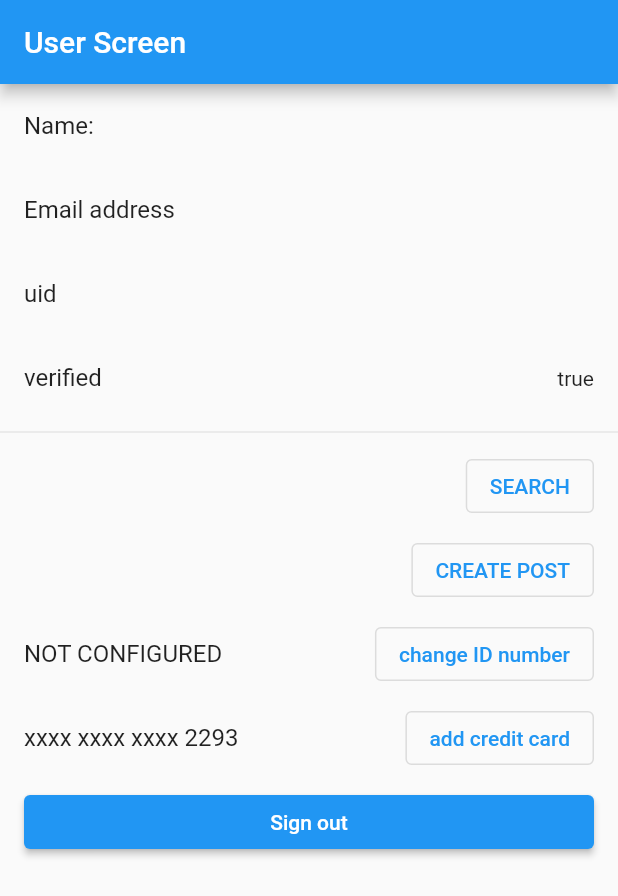
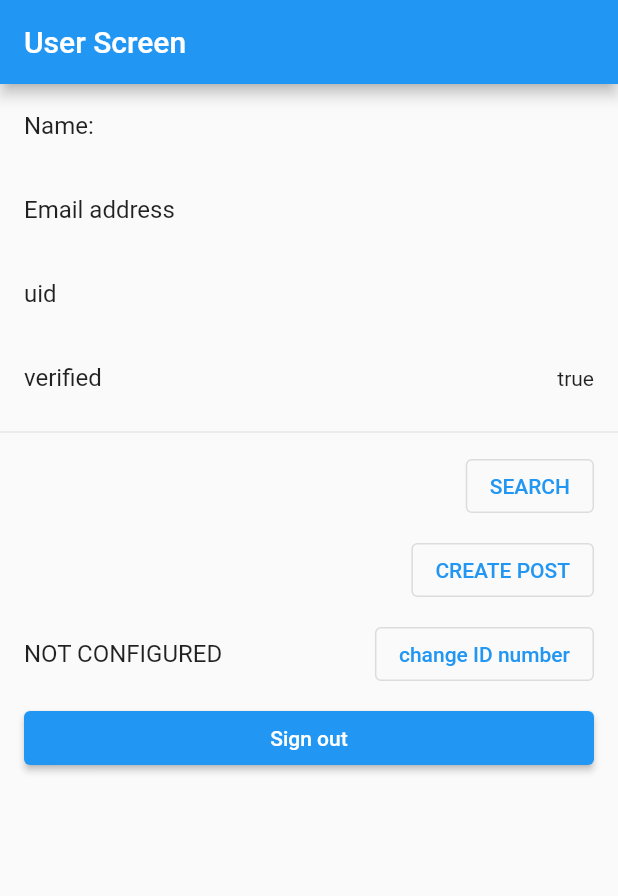
Before and after one commit to ElforL/rentool, a Flutter app: the screen it shows once a user with an empty profile is signed in, on a phone screen of 412 x 824 dp. Shown: the top 896 px of the screen. Run offline on Flutter 3.47's test engine with Material 2 defaults, Android fonts, the phone set to English and light mode, and no system bars; our stand-ins replace cloud_firestore, file_picker, firebase_auth, firebase_core, firebase_storage, flutter_icons and 3 more; missing offline and left inert: flutter_facebook_auth, rentool_sdk; accounts and stored records are empty; generated files the repository leaves out were written again.

Commit message:
🚮 Removed 'Card' tile from userScreen

```diff
--- a/lib/screens/userScreen.dart
+++ b/lib/screens/userScreen.dart
@@ -91,18 +91,6 @@ class _UserScreenState extends State<UserScreen> {
                 );
               }),
           ListTile(
-            title: Text('xxxx xxxx xxxx 2293'),
-            trailing: OutlinedButton(
-              child: Text('add credit card'),
-              onPressed: () {
-                var card = CreditCard('1122334455667788', 'LAITH SHONO', 12, 2023, '222');
-                FirestoreServices.updateCard(AuthServices.auth.currentUser.uid, card)
-                    .then((value) => print('Card set.'))
-                    .onError((error, stackTrace) => print('Card not set.\n' + error.toString()));
-              },
-            ),
-          ),
-          ListTile(
             title: ElevatedButton(
               child: Text('Sign out'),
               onPressed: () {
```
